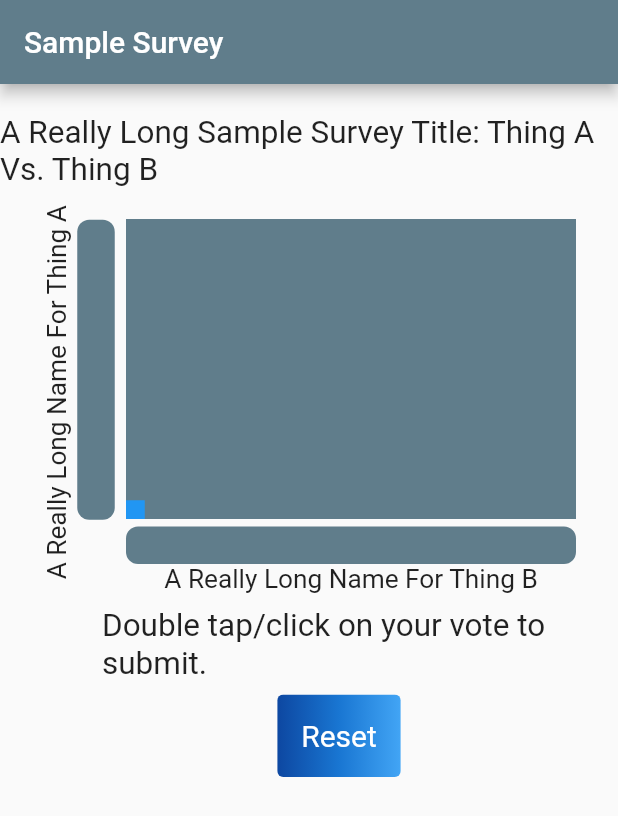
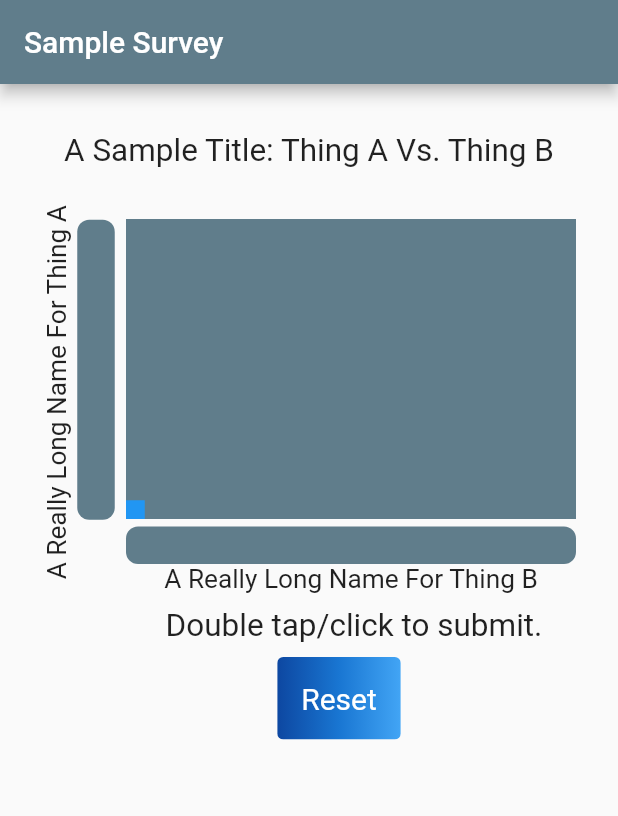
Before and after one commit to RamonVe/sample_component, a Flutter app: the screen it shows after launch, after a tap on "Reset", on a phone screen of 412 x 824 dp. Shown: the top 816 px of the screen. Run offline on Flutter 3.47's test engine with Material 2 defaults, Android fonts, the phone set to English and light mode, and no system bars; drawn by our look-alikes of flutter_animation_progress_bar.

Commit message:
-Adds string changes

```diff
--- a/lib/SampleSurvey/sample_survey.dart
+++ b/lib/SampleSurvey/sample_survey.dart
@@ -100,7 +100,7 @@ class _SampleSurveyState extends State<SampleSurvey> {
               children: const <Widget>[
                 Flexible(
                   child: Text(
-                    "A Really Long Sample Survey Title: Thing A Vs. Thing B",
+                    "A Sample Title: Thing A Vs. Thing B",
                     textScaleFactor: 1.5,
                   ),
                 ),
@@ -259,6 +259,7 @@ class _SampleSurveyState extends State<SampleSurvey> {
                           yGrid = 0.0;
                           xDecimal = 0.0;
                           yDecimal = 0.0;
+                          show = false;
                         });
                       },
                       child: const Text('Reset'),
@@ -324,7 +325,7 @@ class _SampleSurveyState extends State<SampleSurvey> {
       return Text("Thing A: " + yPercent.toInt().toString() + "% " + "Thing B: " + xPercent.toInt().toString() + "% ",
           textScaleFactor: 1.5);
     } else {
-      return const Text("Double tap/click on your vote to submit.", textScaleFactor: 1.5);
+      return const Text("Double tap/click to submit.", textScaleFactor: 1.5);
     }
   }
 }
```
